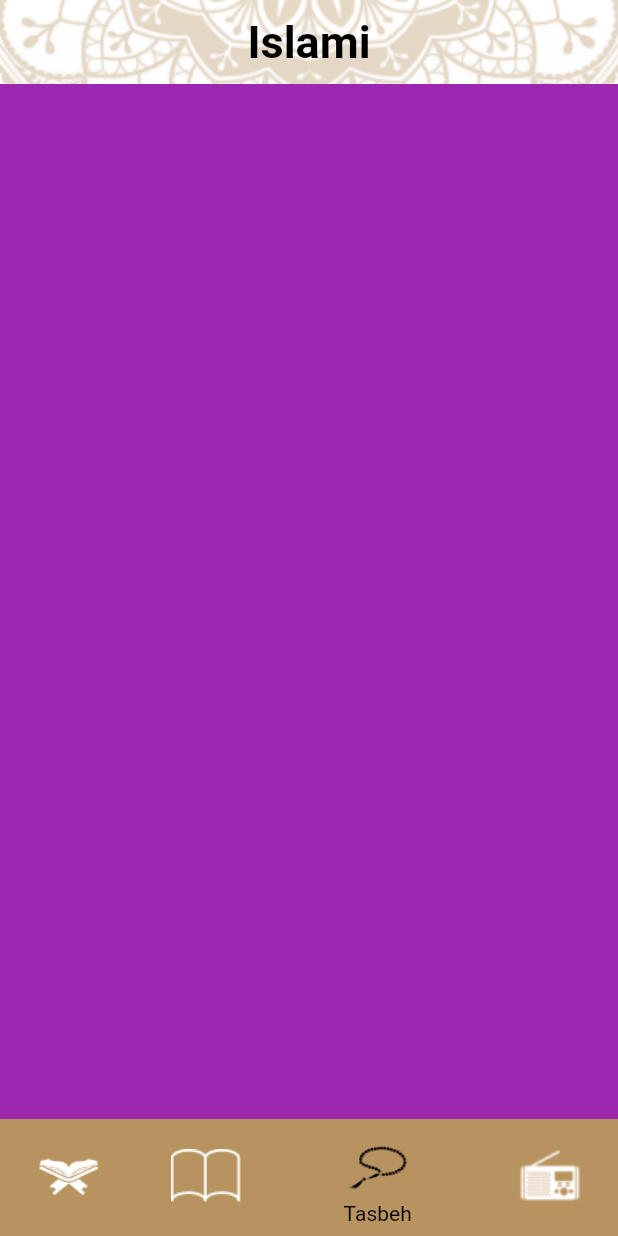
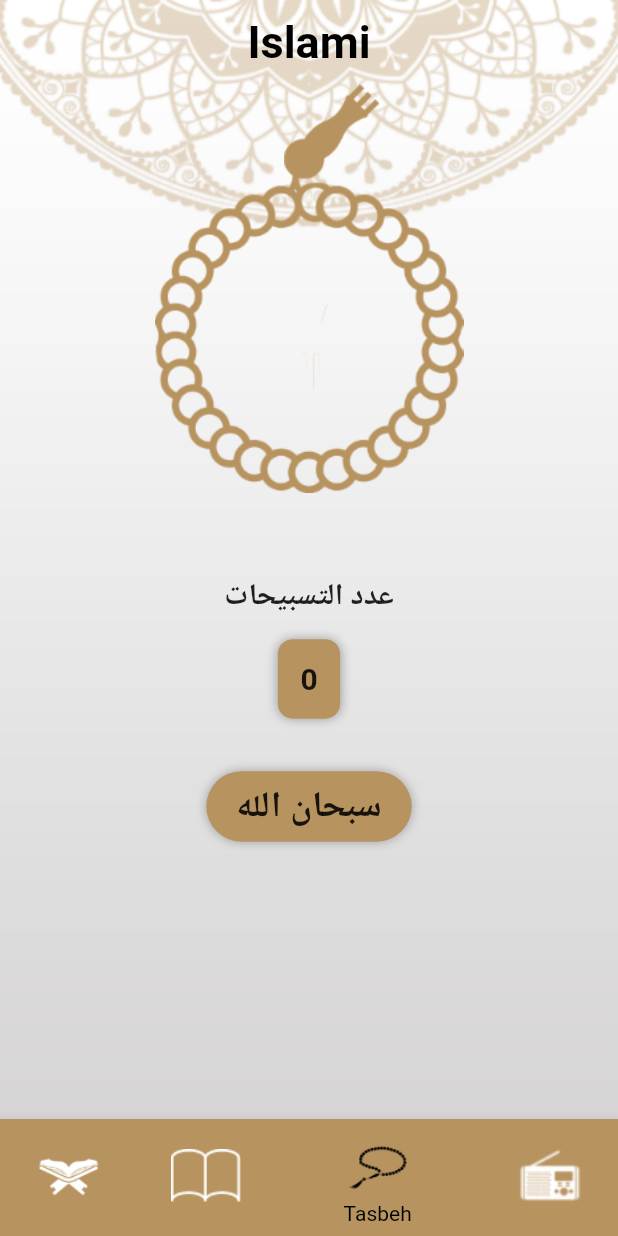
Before and after one commit to mohamednabiltraining/islami_c7_sat, a Flutter app: the screen it shows after launch, item 3 of the bottom bar chosen, on a phone screen of 412 x 824 dp. Run offline on Flutter 3.47's test engine with Material 2 defaults, Android fonts, the phone set to English and light mode, and no system bars.

Commit message:
+ seb7a screen assets % tasbeh tap

```diff
--- a/lib/home/tasbeh/tasbeh_tab.dart
+++ b/lib/home/tasbeh/tasbeh_tab.dart
@@ -1,10 +1,135 @@
 import 'package:flutter/material.dart';
 
-class TasbehTab extends StatelessWidget {
+class TasbehTab extends StatefulWidget {
+  static const String routeName = 'Sebha tap';
+  @override
+  State<TasbehTab> createState() => _TasbehTabState();
+}
+
+class _TasbehTabState extends State<TasbehTab> {
+  int Tasbeh_count = 0;
+
+  int round_number = 0;
+
+  String Tasbeh_text = 'سبحان الله';
+
+  double sebha_angle = 0;
+
   @override
   Widget build(BuildContext context) {
+    var mediaQue = MediaQuery.of(context).size;
     return Container(
-      color: Colors.purple,
+      width: mediaQue.width,
+      child: Column(
+        children: [
+          Container(
+
+            width: mediaQue.width,
+            height: mediaQue.height * 0.38,
+            child: Stack(
+              children: [
+                Positioned(
+                  child: Image.asset(
+                       "assets/images/head_of_seb7a.png",
+                      height: mediaQue.height * 0.11),
+                  left: mediaQue.width * 0.46,
+                ),
+                Positioned(
+                  child: InkWell(
+                    borderRadius: BorderRadius.circular(150),
+                    onTap: () {
+                      Tasbeh_count++;
+                      if (round_number == 0) {
+                        Tasbeh_text = 'سبحان الله';
+                        if (Tasbeh_count == 34) {
+                          Tasbeh_count = 1;
+                          round_number = 1;
+                          Tasbeh_text = 'الحمد الله';
+                        }
+                      } else if (round_number == 1) {
+                        Tasbeh_text = 'الحمد الله';
+                        if (Tasbeh_count == 34) {
+                          Tasbeh_count = 1;
+                          round_number = 2;
+                          Tasbeh_text = 'الله اكبر';
+                        }
+                      } else if (round_number == 2) {
+                        Tasbeh_text = 'الله اكبر';
+                        if (Tasbeh_count == 34) {
+                          Tasbeh_count = 1;
+                          round_number = 0;
+                          Tasbeh_text = 'سبحان الله';
+                        }
+                      } else {
+                        Tasbeh_count = 0;
+                      }
+                      sebha_angle += 12;
+                      setState(() {});
+                    },
+                    child: Transform.rotate(
+                        angle: sebha_angle,
+                        child: Image.asset(
+                           "assets/images/body of seb7a.png",
+                          width: mediaQue.width * 0.5,
+                        )),
+                  ),
+                  top: 65,
+                  left: mediaQue.width * 0.25,
+                ),
+              ],
+            ),
+          ),
+          Container(
+            margin: const EdgeInsets.all(15),
+            child: Text(
+              'عدد التسبيحات',
+              style: Theme.of(context).textTheme.headline6?.copyWith(fontWeight: FontWeight.bold),
+            ),
+          ),
+          Container(
+            decoration: BoxDecoration(
+              borderRadius: BorderRadius.circular(10),
+              color: Theme.of(context).primaryColor,
+              boxShadow: const [
+                BoxShadow(
+                  color: Colors.grey,
+                  blurRadius: 5,
+                  blurStyle: BlurStyle.normal,
+                  offset: Offset.zero,
+                  spreadRadius: 0,
+                ),
+              ],
+            ),
+            padding: const EdgeInsets.all(15),
+            child: Text(
+              "$Tasbeh_count",
+              style: Theme.of(context).textTheme.headline6?.copyWith(fontWeight: FontWeight.bold),
+            ),
+          ),
+          SizedBox(height: 15,),
+          Container(
+            decoration: BoxDecoration(
+              borderRadius: BorderRadius.circular(50),
+              color: Theme.of(context).primaryColor,
+              boxShadow: const [
+                BoxShadow(
+                  color: Colors.grey,
+                  blurRadius: 5,
+                  blurStyle: BlurStyle.normal,
+                  offset: Offset.zero,
+                  spreadRadius: 0,
+                ),
+              ],
+            ),
+            margin: const EdgeInsets.all(20),
+            padding: const EdgeInsets.symmetric(horizontal: 20, vertical: 7),
+            child: Text(
+              Tasbeh_text,
+              style: Theme.of(context).textTheme.headline6?.copyWith(fontWeight: FontWeight.bold ,fontSize: 24),
+            ),
+          ),
+        ],
+      ),
     );
   }
 }
--- a/pubspec.yaml
+++ b/pubspec.yaml
@@ -34,6 +34,7 @@ dependencies:
   # The following adds the Cupertino Icons font to your application.
   # Use with the CupertinoIcons class for iOS style icons.
   cupertino_icons: ^1.0.2
+  provider: ^6.0.4
 
 dev_dependencies:
   flutter_test:
```
Also changed, not shown: assets/images/body of seb7a dark.png (added), assets/images/body of seb7a.png (added), assets/images/head of seb7a dark.png (added), assets/images/head_of_seb7a.png (added), pubspec.lock.
